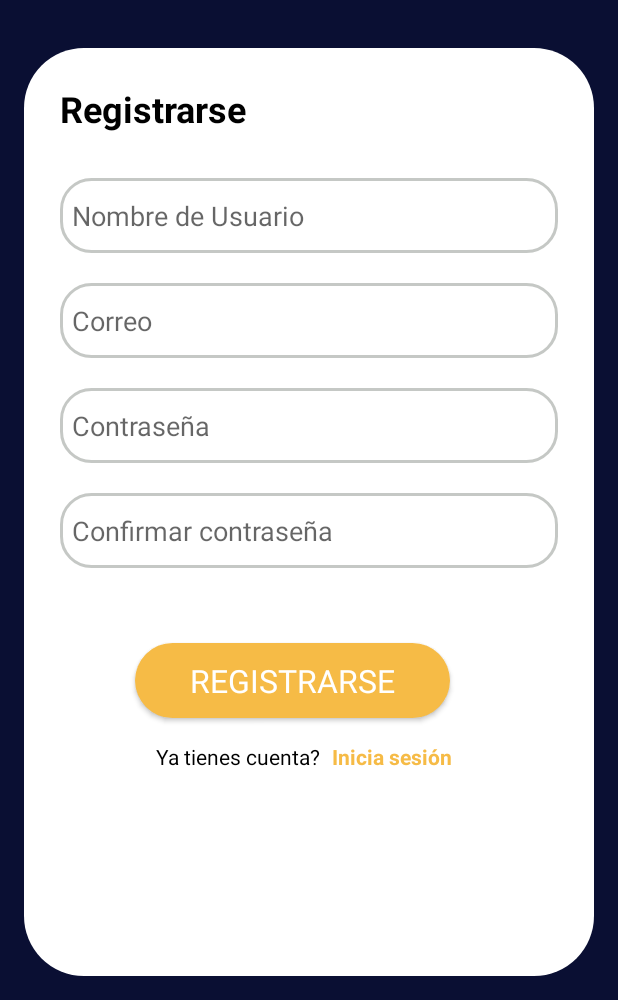
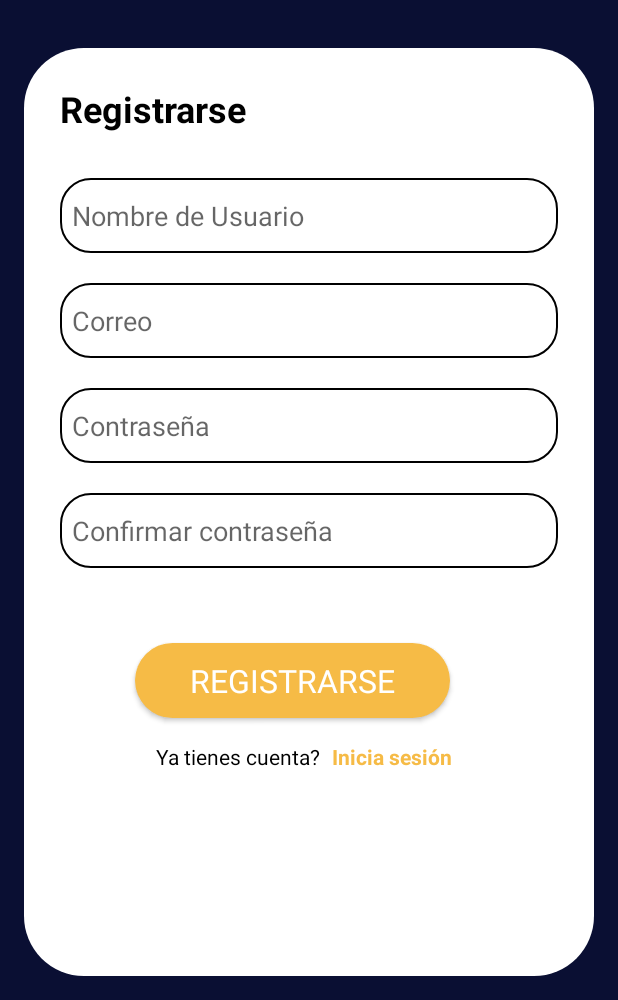
Before and after one commit to TamiSorsaburu/App-Movile, an Android app: the Register screen opened directly, with no data from a screen before it, on a phone screen of 412 x 824 dp, the part 236-1236 px from its top. Run offline under Robolectric (Android 15) with nearby library versions, the phone set to English and light mode, and no system bars; Roboto replaces fonts that are not available here.

Commit message:
Se agregan modificaciones a problemas en activity contacto

```diff
--- a/app/src/main/res/drawable/custom_edittext.xml
+++ b/app/src/main/res/drawable/custom_edittext.xml
@@ -3,8 +3,8 @@
     android:shape="rectangle">
 
     <stroke
-        android:width="2dp"
-        android:color="@color/gris" />
+        android:width="1dp"
+        android:color="@color/negro" />
 
     <corners
         android:radius="20dp"/>
--- a/app/src/main/res/layout/activity_register.xml
+++ b/app/src/main/res/layout/activity_register.xml
@@ -119,7 +119,7 @@
                 android:id="@+id/registerButton"
                 android:layout_width="210dp"
                 android:layout_height="50dp"
-                android:layout_marginLeft="50dp"
+                android:layout_marginStart="50dp"
                 android:layout_marginTop="50dp"
                 android:background="@drawable/btn_color"
                 android:contentDescription="@string/text_description_btnLogin"
```
